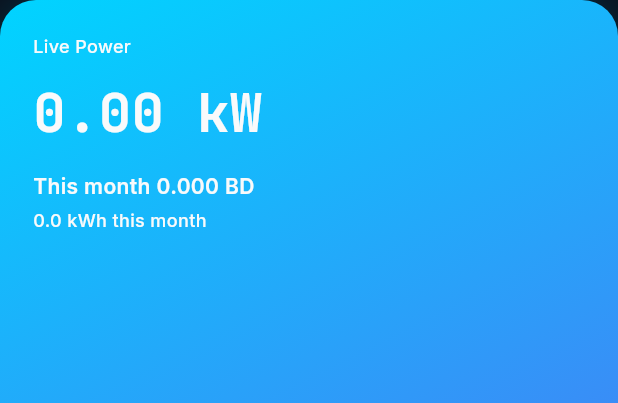
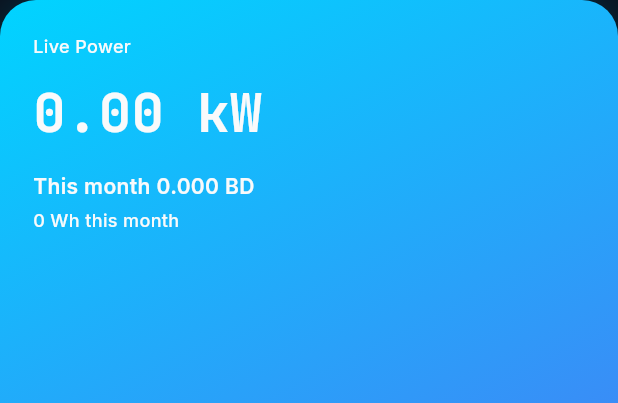
Before and after one commit to 3xoob/KahrabaIQ, a Flutter app: the EnergyHeroCard widget shown alone on an empty page, opened directly with empty values, on a phone screen of 412 x 824 dp. Shown: the top 403 px of the screen. Run offline on Flutter 3.47's test engine with Material 3 defaults, Android fonts, the phone set to English and light mode, and no system bars; our stand-ins replace dio, fl_chart, flutter_local_notifications, google_fonts, qr_flutter, shared_preferences and 1 more; missing offline and left inert: amazon_cognito_identity_dart_2, aws_common, aws_signature_v4, mobile_scanner; accounts and stored records are empty; network calls fail; project files that could hold a hidden picture were left out.

Commit message:
Enhance energy display formatting in EnergyHeroCard and QuickStatsRow

```diff
--- a/KahrabaIQ-mobile-app/lib/features/dashboard/widgets/energy_hero_card.dart
+++ b/KahrabaIQ-mobile-app/lib/features/dashboard/widgets/energy_hero_card.dart
@@ -23,6 +23,9 @@ class EnergyHeroCard extends StatelessWidget {
     final powerKw = reading.power / 1000;
     final progress = (powerKw / 4).clamp(0.05, 1.0);
     final hasMonth = reading.monthDataAvailable;
+    final monthCostLabel = costMonth > 0 && costMonth < 0.001
+        ? '<0.001 BD'
+        : formatCost(costMonth);
     return RepaintBoundary(
       child: Container(
         padding: const EdgeInsets.all(22),
@@ -61,14 +64,14 @@ class EnergyHeroCard extends StatelessWidget {
                   const SizedBox(height: 14),
                   Text(
                     hasMonth
-                        ? 'This month ${formatCost(costMonth)}'
+                        ? 'This month $monthCostLabel'
                         : 'No monthly data yet',
                     style: AppTextStyles.bodyMedium,
                   ),
                   const SizedBox(height: 4),
                   Text(
                     hasMonth
-                        ? '${reading.energyMonth.toStringAsFixed(1)} kWh this month'
+                        ? '${formatEnergy(reading.energyMonth)} this month'
                         : 'Waiting for cloud summaries',
                     style: AppTextStyles.caption.copyWith(
                       color: ColorTokens.textPrimary,
```
Also changed, not shown: KahrabaIQ-mobile-app/lib/features/dashboard/widgets/quick_stats_row.dart (+10 -4 lines).
